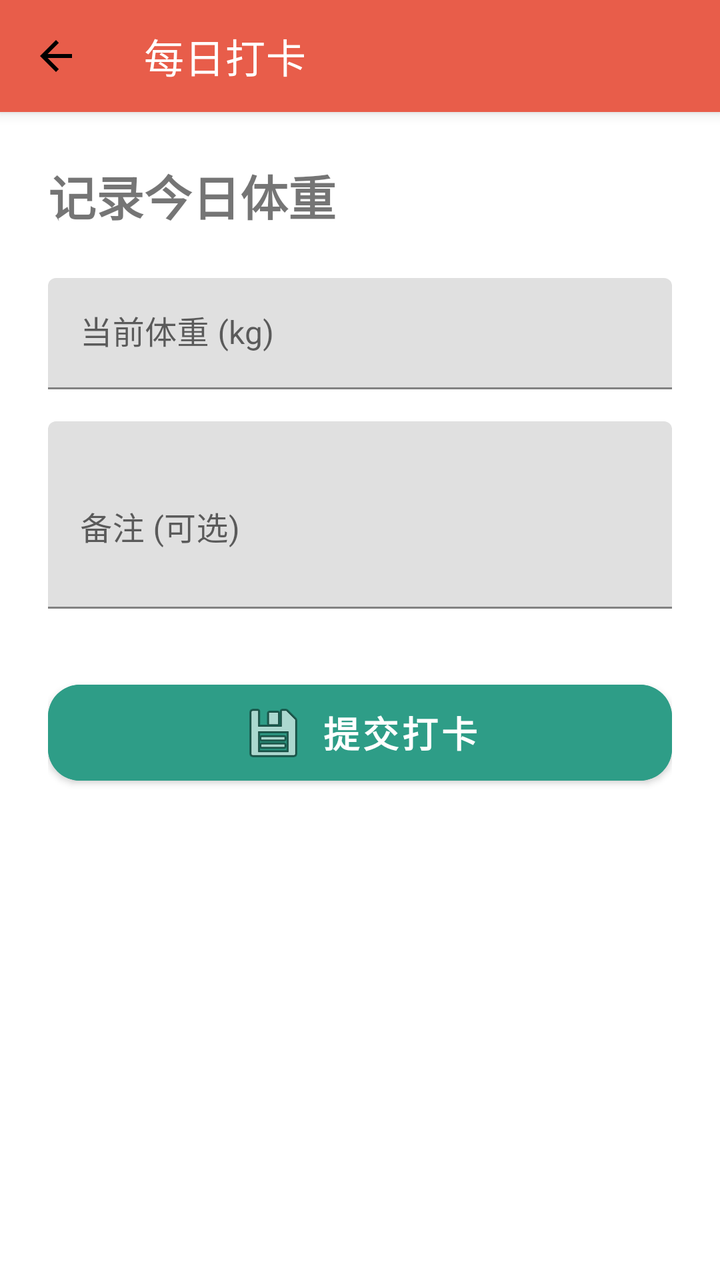
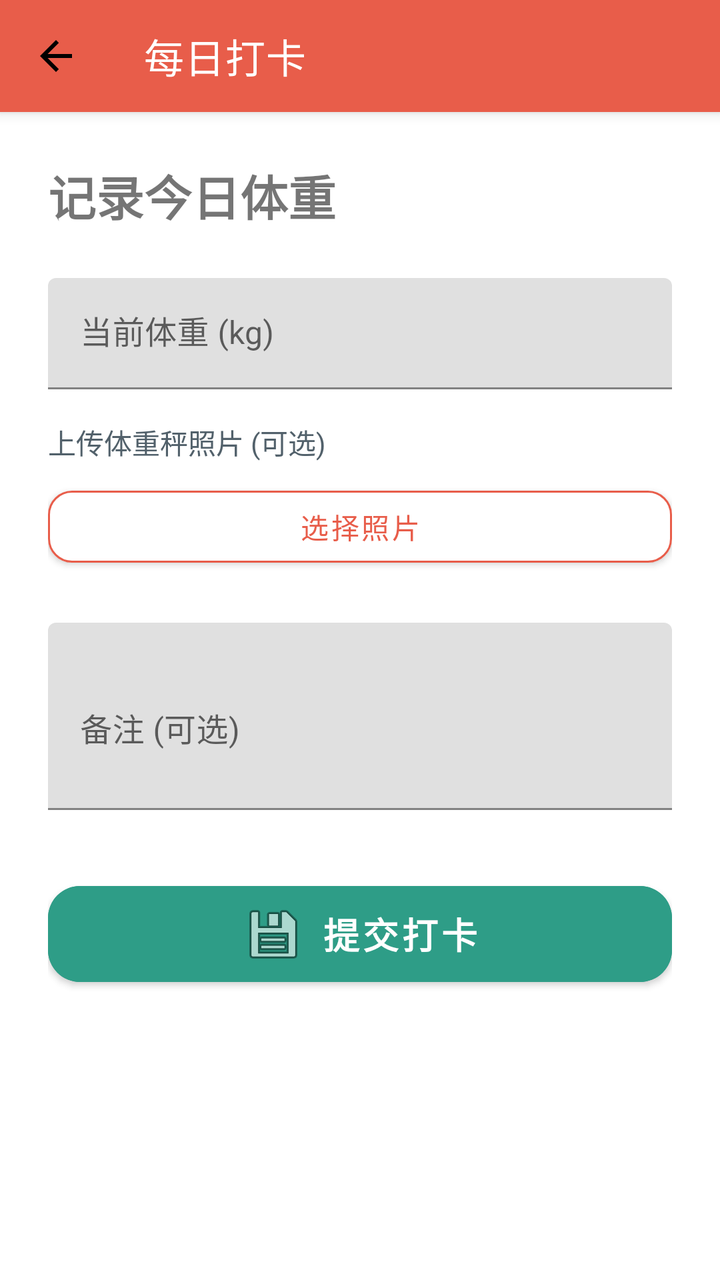

The first picture is an Android layout as it rendered before a commit; the second is the same layout after the commit. The layout source and the unified diff follow.
<!-- AndroidManifest.xml: activity theme Theme.WeightLossBetting -->
<!-- res/layout/activity_check_in.xml -->
<?xml version="1.0" encoding="utf-8"?>
<ScrollView xmlns:android="http://schemas.android.com/apk/res/android"
    xmlns:app="http://schemas.android.com/apk/res-auto"
    android:layout_width="match_parent"
    android:layout_height="match_parent"
    android:fillViewport="true">

    <LinearLayout
        android:layout_width="match_parent"
        android:layout_height="wrap_content"
        android:orientation="vertical">

        <com.google.android.material.appbar.MaterialToolbar
            android:id="@+id/toolbar"
            android:layout_width="match_parent"
            android:layout_height="?attr/actionBarSize"
            android:background="?attr/colorPrimary"
            android:elevation="4dp"
            app:title="每日打卡"
            app:titleTextColor="@android:color/white"
            app:navigationIcon="@drawable/ic_arrow_back" />

        <LinearLayout
            android:layout_width="match_parent"
            android:layout_height="wrap_content"
            android:orientation="vertical"
            android:padding="24dp">

            <TextView
                android:layout_width="wrap_content"
                android:layout_height="wrap_content"
                android:text="记录今日体重"
                android:textSize="24sp"
                android:textStyle="bold"
                android:layout_marginBottom="24dp" />

            
            <com.google.android.material.textfield.TextInputLayout
                android:layout_width="match_parent"
                android:layout_height="wrap_content"
                android:hint="当前体重 (kg)"
                android:layout_marginBottom="16dp">

                <com.google.android.material.textfield.TextInputEditText
                    android:id="@+id/etWeight"
                    android:layout_width="match_parent"
                    android:layout_height="wrap_content"
                    android:inputType="numberDecimal" />
            </com.google.android.material.textfield.TextInputLayout>

            
            <com.google.android.material.textfield.TextInputLayout
                android:layout_width="match_parent"
                android:layout_height="wrap_content"
                android:hint="备注 (可选)"
                android:layout_marginBottom="32dp">

                <com.google.android.material.textfield.TextInputEditText
                    android:id="@+id/etNote"
                    android:layout_width="match_parent"
                    android:layout_height="wrap_content"
                    android:inputType="textMultiLine"
                    android:lines="3"
                    android:maxLength="200" />
            </com.google.android.material.textfield.TextInputLayout>

            
            <com.google.android.material.button.MaterialButton
                android:id="@+id/btnSubmit"
                android:layout_width="match_parent"
                android:layout_height="60dp"
                android:text="提交打卡"
                android:textSize="18sp"
                android:textStyle="bold"
                app:cornerRadius="16dp"
                app:icon="@android:drawable/ic_menu_save"
                app:iconGravity="textStart"
                app:iconTint="@null"
                android:paddingStart="32dp"
                android:paddingEnd="32dp"
                android:elevation="8dp"
                android:backgroundTint="@color/brand_accent" />

            
            <ProgressBar
                android:id="@+id/progressBar"
                android:layout_width="wrap_content"
                android:layout_height="wrap_content"
                android:layout_gravity="center"
                android:layout_marginTop="16dp"
                android:visibility="gone" />

        </LinearLayout>

    </LinearLayout>

</ScrollView>
<!-- resources referenced by this layout -->
<resources>
  <color name="brand_accent">#FF2E9D87</color>
  <!-- drawable ic_arrow_back (drawable) -->
  <vector xmlns:android="http://schemas.android.com/apk/res/android"
      android:width="24dp"
      android:height="24dp"
      android:viewportWidth="24"
      android:viewportHeight="24">
      <path
          android:fillColor="#000000"
          android:pathData="M20,11H7.83l5.59,-5.59L12,4l-8,8 8,8 1.41,-1.41L7.83,13H20v-2z"/>
  </vector>
  <style name="Theme.WeightLossBetting" parent="Theme.MaterialComponents.Light.NoActionBar">
          <item name="colorPrimary">@color/brand_primary</item>
          <item name="colorPrimaryDark">@color/brand_primary_dark</item>
          <item name="colorAccent">@color/brand_accent</item>
          <item name="android:statusBarColor">@color/brand_primary_dark</item>
          <item name="android:navigationBarColor">@color/brand_background</item>
          <item name="android:windowLightStatusBar">false</item>
          <item name="android:windowLightNavigationBar">true</item>
          
          
          <item name="XUIThemeStyle">@style/XUITheme.Phone</item>
      </style>
  <color name="brand_primary">#FFE85D4A</color>
  <color name="brand_primary_dark">#FFB94235</color>
  <color name="brand_background">#FFF7F5F0</color>
</resources>

<!-- the commit's change to res/layout/activity_check_in.xml (unified diff, before → after) -->
@@ -48,6 +48,37 @@
                     android:inputType="numberDecimal" />
             </com.google.android.material.textfield.TextInputLayout>
 
+            <TextView
+                android:layout_width="wrap_content"
+                android:layout_height="wrap_content"
+                android:text="上传体重秤照片 (可选)"
+                android:textColor="@color/brand_text_secondary"
+                android:textSize="14sp"
+                android:layout_marginBottom="8dp" />
+
+            <ImageView
+                android:id="@+id/ivPhoto"
+                android:layout_width="200dp"
+                android:layout_height="200dp"
+                android:layout_gravity="center_horizontal"
+                android:layout_marginBottom="8dp"
+                android:background="@color/brand_surface_alt"
+                android:contentDescription="已选择的体重秤照片"
+                android:scaleType="centerCrop"
+                android:visibility="gone" />
+
+            <com.google.android.material.button.MaterialButton
+                android:id="@+id/btnSelectPhoto"
+                android:layout_width="match_parent"
+                android:layout_height="wrap_content"
+                android:text="选择照片"
+                android:textColor="@color/brand_primary"
+                android:layout_marginBottom="24dp"
+                app:cornerRadius="12dp"
+                app:strokeColor="@color/brand_primary"
+                app:strokeWidth="1dp"
+                android:backgroundTint="@color/brand_surface" />
+
             
             <com.google.android.material.textfield.TextInputLayout
                 android:layout_width="match_parent"
<!-- resource entries referenced after the edit -->
@@ -24,6 +24,9 @@
           <item name="XUIThemeStyle">@style/XUITheme.Phone</item>
       </style>
   <color name="brand_primary">#FFE85D4A</color>
+  <color name="brand_surface">#FFFFFFFF</color>
+  <color name="brand_surface_alt">#FFEFEDE7</color>
+  <color name="brand_text_secondary">#FF52616B</color>
   <color name="brand_primary_dark">#FFB94235</color>
   <color name="brand_background">#FFF7F5F0</color>
 </resources>
